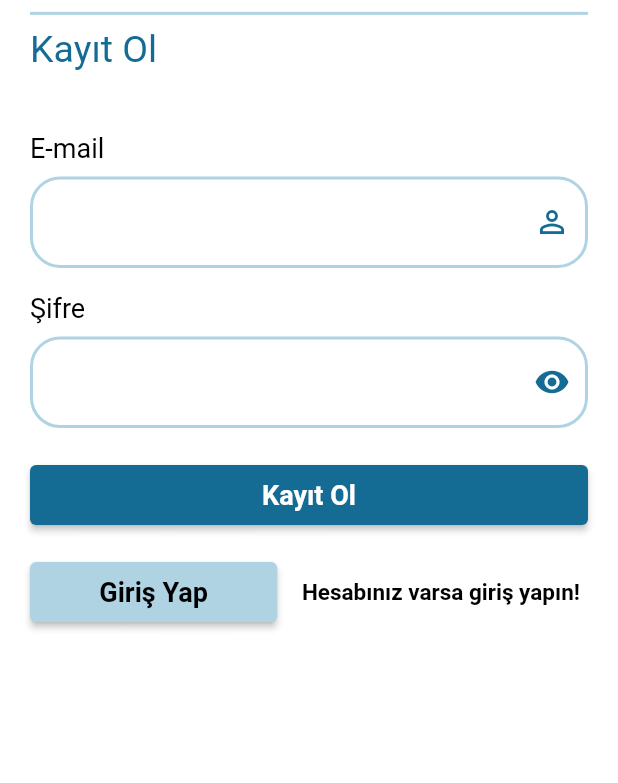
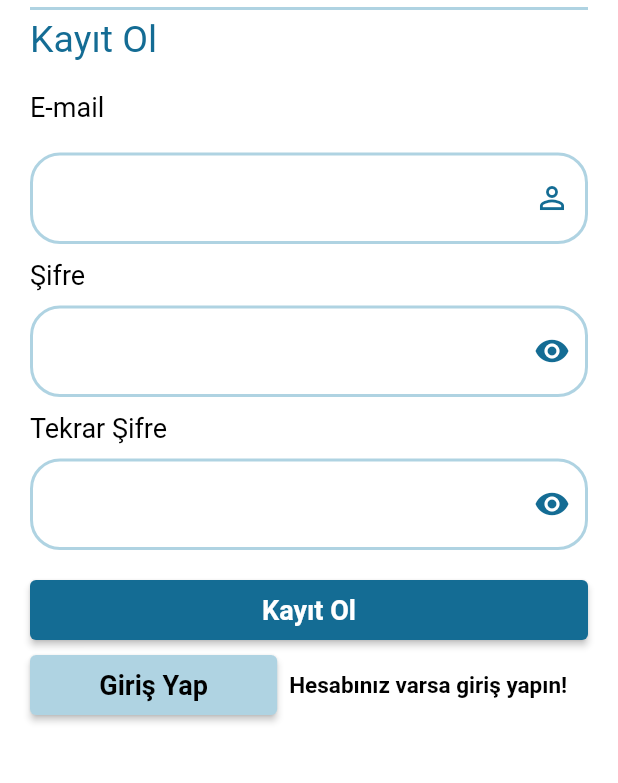
Before and after one commit to eraybuyukkanat/3301456_213311021, a Flutter app: the RegisterScreen screen opened by its route, on a phone screen of 412 x 824 dp, the part 98-881 px from its top. Run offline on Flutter 3.47's test engine with Material 2 defaults, Android fonts, the light colour scheme and no system bars; our stand-ins replace cloud_firestore, dio, firebase_auth, firebase_core, flutter_spinkit, lottie and 1 more; accounts and stored records are empty; network calls fail.

Commit message:
snackbar added, register bugs fixed

```diff
--- a/lib/main.dart
+++ b/lib/main.dart
@@ -53,7 +53,7 @@ class _MyHomePageState extends State<MyHomePage> {
         if (snapshot.hasData) {
           return OnboardingScreen();
         } else {
-          return LoginScreen();
+          return OnboardingScreen();
         }
       },
     );
--- a/lib/presentation/authpages/login.dart
+++ b/lib/presentation/authpages/login.dart
@@ -30,6 +30,10 @@ class _LoginScreenState extends State<LoginScreen> {
     final email = _emailTextEditingController!.value.text;
     final password = _passwordTextEditingController!.value.text;
     try {
+      await ScaffoldMessenger.of(context).showSnackBar(const SnackBar(
+        content: Text("Giriş başarılı, anasayfaya yönlendiriliyorsunuz"),
+        duration: Duration(seconds: 1),
+      ));
       await Auth().signInWithEmailAndPassword(email, password);
       Navigator.pushNamed(context, "/mainpage");
     } on FirebaseAuthException catch (e) {
--- a/lib/presentation/authpages/register.dart
+++ b/lib/presentation/authpages/register.dart
@@ -24,26 +24,43 @@ class _RegisterScreenState extends State<RegisterScreen> {
   TextEditingController? _emailTextEditingController = TextEditingController();
   TextEditingController? _passwordTextEditingController =
       TextEditingController();
+  TextEditingController? _password2TextEditingController =
+      TextEditingController();
 
-  register() async {
+  Future<void> register() async {
     String? email = _emailTextEditingController!.value.text;
     String? password = _passwordTextEditingController!.value.text;
+    String? password2 = _password2TextEditingController!.value.text;
+
+    if (password == password2) {
       try {
+        await ScaffoldMessenger.of(context).showSnackBar(const SnackBar(
+          content: Text("Kayıt olma başarılı, anasayfaya yönlendiriliyorsunuz"),
+          duration: Duration(seconds: 1),
+        ));
         await Auth().registerWithEmailAndPassword(email, password);
-      FirebaseAuth.instance.currentUser?.updateDisplayName(email.split('@')[0]);
-      Navigator.pushNamed(context, "/loginpage");
+        await FirebaseAuth.instance.currentUser
+            ?.updateDisplayName(email.split('@')[0]);
+
+        Navigator.pushNamed(context, "/mainpage");
       } on FirebaseAuthException catch (e) {
         showAlertDialog(e.message.toString(), context);
         _passwordTextEditingController!.clear();
+      }
+    } else {
+      showAlertDialog("Şifreler aynı değil", context);
     }
   }
 
   StreamController<bool> _isPasswordVisibleController =
       StreamController<bool>.broadcast();
+  StreamController<bool> _isPasswordVisible2Controller =
+      StreamController<bool>.broadcast();
 
   @override
   void dispose() {
     _passwordTextEditingController!.dispose();
+    _password2TextEditingController!.dispose();
     _emailTextEditingController!.dispose();
     super.dispose();
   }
@@ -51,6 +68,7 @@ class _RegisterScreenState extends State<RegisterScreen> {
   String title = "Hoşgeldin!";
   String email = "E-mail ";
   String password = "Şifre";
+  String password2 = "Tekrar Şifre";
   String loginText = "Giriş Yap";
   String signInText = "Kayıt Ol";
   String resetPasswordText = "Şifremi Unuttum";
@@ -71,24 +89,23 @@ class _RegisterScreenState extends State<RegisterScreen> {
                     .displayLarge
                     ?.copyWith(fontSize: 38, color: ColorManager.primary),
               ),
-              SizedBox(
-                height: 1.h,
-              ),
-              Container(
+              Padding(
+                padding: const EdgeInsets.symmetric(vertical: 5),
+                child: Container(
                   height: 2,
                   width: double.maxFinite,
                   color: ColorManager.third,
                 ),
-              SizedBox(
-                height: 1.h,
               ),
               Text(signInText,
                   style: Theme.of(context)
                       .textTheme
                       .displayMedium
                       ?.copyWith(color: ColorManager.primary, fontSize: 25)),
-              SizedBox(
-                height: 5.h,
+              Padding(
+                padding: const EdgeInsets.only(top: 20, bottom: 20),
+                child:
+                    Text(email, style: Theme.of(context).textTheme.titleMedium),
               ),
               Form(
                 key: _formKey,
@@ -96,11 +113,6 @@ class _RegisterScreenState extends State<RegisterScreen> {
                   child: Column(
                     crossAxisAlignment: CrossAxisAlignment.start,
                     children: [
-                      Text(email,
-                          style: Theme.of(context).textTheme.titleMedium),
-                      SizedBox(
-                        height: 1.h,
-                      ),
                       StreamBuilder<String?>(builder: (context, snapshot) {
                         return TextFormField(
                           controller: _emailTextEditingController,
@@ -123,20 +135,95 @@ class _RegisterScreenState extends State<RegisterScreen> {
                           ),
                         );
                       }),
-                      SizedBox(
-                        height: 2.h,
+                      Padding(
+                        padding: const EdgeInsets.symmetric(vertical: 10),
+                        child: Text(password,
+                            style: Theme.of(context).textTheme.titleMedium),
                       ),
-                      Text(password,
+                      passwordInputWidget(
+                          isPasswordVisibleController:
+                              _isPasswordVisibleController,
+                          passwordTextEditingController:
+                              _passwordTextEditingController),
+                      Padding(
+                        padding: const EdgeInsets.symmetric(vertical: 10),
+                        child: Text(password2,
                             style: Theme.of(context).textTheme.titleMedium),
-                      SizedBox(
-                        height: 1.h,
                       ),
-                      StreamBuilder<bool>(
+                      passwordInputWidget(
+                          isPasswordVisibleController:
+                              _isPasswordVisible2Controller,
+                          passwordTextEditingController:
+                              _password2TextEditingController),
+                      Padding(
+                        padding: const EdgeInsets.only(top: 20),
+                        child: widthSizedButton(
+                          color: ColorManager.primary,
+                          text: signInText,
+                          onPressed: () {
+                            register();
+                          },
+                        ),
+                      ),
+                      Padding(
+                        padding: const EdgeInsets.symmetric(vertical: 10),
+                        child: Row(
+                          children: [
+                            Container(
+                              width: 40.w,
+                              child: widthSizedButton(
+                                  color: ColorManager.third,
+                                  text: loginText,
+                                  textColor: ColorManager.black,
+                                  onPressed: () {
+                                    Navigator.pushNamed(context, "/loginpage");
+                                  }),
+                            ),
+                            Padding(
+                              padding: const EdgeInsets.all(8.0),
+                              child: Text(
+                                "Hesabınız varsa giriş yapın!",
+                                style: Theme.of(context)
+                                    .textTheme
+                                    .bodyMedium
+                                    ?.copyWith(
+                                        fontWeight: FontWeight.bold,
+                                        fontSize: 15),
+                              ),
+                            ),
+                          ],
+                        ),
+                      ),
+                    ],
+                  ),
+                ),
+              ),
+            ],
+          ),
+        )),
+      ),
+    );
+  }
+}
+
+class passwordInputWidget extends StatelessWidget {
+  const passwordInputWidget({
+    super.key,
+    required StreamController<bool> isPasswordVisibleController,
+    required TextEditingController? passwordTextEditingController,
+  })  : _isPasswordVisibleController = isPasswordVisibleController,
+        _passwordTextEditingController = passwordTextEditingController;
+
+  final StreamController<bool> _isPasswordVisibleController;
+  final TextEditingController? _passwordTextEditingController;
+
+  @override
+  Widget build(BuildContext context) {
+    return StreamBuilder<bool>(
         initialData: true,
         stream: _isPasswordVisibleController.stream,
         builder: (context, isVisible) {
-                            return StreamBuilder<String?>(
-                                builder: (context, snapshot) {
+          return StreamBuilder<String?>(builder: (context, snapshot) {
             return TextFormField(
               controller: _passwordTextEditingController,
               keyboardType: TextInputType.visiblePassword,
@@ -162,57 +249,12 @@ class _RegisterScreenState extends State<RegisterScreen> {
                       ? Icon(Icons.visibility)
                       : Icon(Icons.visibility_off),
                   onPressed: () {
-                                      _isPasswordVisibleController.sink
-                                          .add(!isVisible.data!);
+                    _isPasswordVisibleController.sink.add(!isVisible.data!);
                   },
                 ),
               ),
             );
           });
-                          }),
-                      SizedBox(
-                        height: 3.h,
-                      ),
-                      widthSizedButton(
-                          color: ColorManager.primary,
-                          text: signInText,
-                          onPressed: register),
-                      SizedBox(
-                        height: 3.h,
-                      ),
-                      Row(
-                        children: [
-                          Container(
-                            width: 40.w,
-                            child: widthSizedButton(
-                                color: ColorManager.third,
-                                text: loginText,
-                                textColor: ColorManager.black,
-                                onPressed: () {
-                                  Navigator.pushNamed(context, "/loginpage");
-                                }),
-                          ),
-                          SizedBox(
-                            width: 4.w,
-                          ),
-                          Text(
-                            "Hesabınız varsa giriş yapın!",
-                            style: Theme.of(context)
-                                .textTheme
-                                .bodyMedium
-                                ?.copyWith(
-                                    fontWeight: FontWeight.bold, fontSize: 15),
-                          ),
-                        ],
-                      ),
-                    ],
-                  ),
-                ),
-              ),
-            ],
-          ),
-        )),
-      ),
-    );
+        });
   }
 }
--- a/lib/sources/buttons.dart
+++ b/lib/sources/buttons.dart
@@ -10,7 +10,7 @@ class widthSizedButton extends StatelessWidget {
   widthSizedButton({
     required this.color,
     required this.text,
-    required this.onPressed,
+    this.onPressed,
     this.textColor,
     Key? key,
   }) : super(
```
Also changed, not shown: lib/presentation/main/onboarding.dart (+11 -11 lines), lib/presentation/pages/details/baritempagedetail/post_detail.dart (+78 -41 lines). Lines whose indentation alone changed are shown as unchanged.
